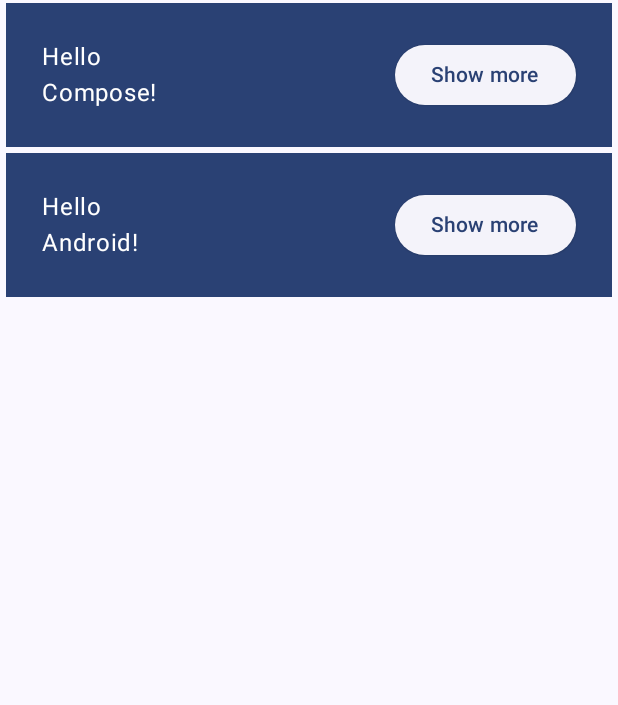
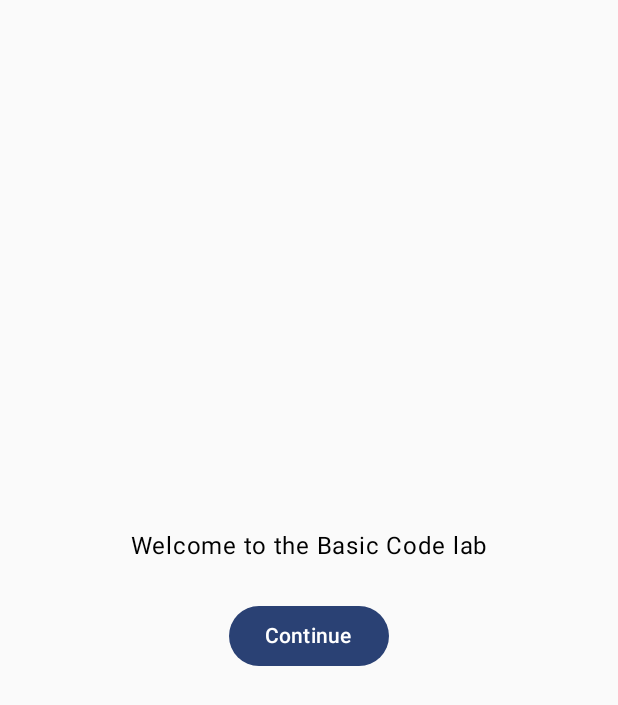
Before and after one commit to hamidrezafarahani/SecondComposeSampleApp, an Android app built with Jetpack Compose: the screen it shows after launch (MainActivity), on a phone screen of 412 x 824 dp. Shown: the top 705 px of the screen. Run offline under Robolectric (Android 15) with nearby library versions, the phone set to English and light mode, and no system bars.

Commit message:
state hoisting, add on boarding screen

```diff
--- /dev/null
+++ b/app/src/main/java/com/example/secondcomposesampleapp/AppScreen.kt
@@ -0,0 +1,73 @@
+package com.example.secondcomposesampleapp
+
+import androidx.compose.foundation.layout.Column
+import androidx.compose.foundation.layout.Row
+import androidx.compose.foundation.layout.padding
+import androidx.compose.material3.ElevatedButton
+import androidx.compose.material3.MaterialTheme
+import androidx.compose.material3.Surface
+import androidx.compose.material3.Text
+import androidx.compose.runtime.Composable
+import androidx.compose.runtime.getValue
+import androidx.compose.runtime.mutableStateOf
+import androidx.compose.runtime.saveable.rememberSaveable
+import androidx.compose.runtime.setValue
+import androidx.compose.ui.Modifier
+import androidx.compose.ui.unit.dp
+
+@Composable
+fun Greeting(name: String, modifier: Modifier = Modifier) {
+    var expanded by rememberSaveable {
+        mutableStateOf(false)
+    }
+    val extraPadding = if (expanded) 48.dp else 0.dp
+    Surface(
+        color = MaterialTheme.colorScheme.primary,
+        modifier = modifier.padding(vertical = 2.dp, horizontal = 4.dp)
+    ) {
+        Row(modifier = modifier.padding(24.dp)) {
+            Column(
+                modifier = modifier
+                    .weight(1f)
+                    .padding(extraPadding)
+            ) {
+                Text(text = "Hello")
+                Text(
+                    text = "$name!",
+                )
+            }
+            ElevatedButton(onClick = { expanded = !expanded }) {
+                Text(text = if (expanded) "Show less" else "Show more")
+            }
+        }
+
+    }
+}
+
+@Composable
+fun GreetingScreen(modifier: Modifier = Modifier, names: List<String> = listOf("Compose", "Android")) {
+    Surface(
+        modifier = modifier,
+        color = MaterialTheme.colorScheme.background
+    ) {
+        Column {
+            for (name in names) {
+                Greeting(name = name)
+            }
+        }
+    }
+}
+
+@Composable
+fun AppScreen() {
+    var shouldShowOnBoarding by rememberSaveable {
+        mutableStateOf(true)
+    }
+    if (shouldShowOnBoarding) {
+        OnBoardingScreen {
+            shouldShowOnBoarding = false
+        }
+    } else {
+        GreetingScreen()
+    }
+}
--- a/app/src/main/java/com/example/secondcomposesampleapp/MainActivity.kt
+++ b/app/src/main/java/com/example/secondcomposesampleapp/MainActivity.kt
@@ -4,22 +4,8 @@ import android.content.res.Configuration
 import android.os.Bundle
 import androidx.activity.ComponentActivity
 import androidx.activity.compose.setContent
-import androidx.compose.foundation.layout.Column
-import androidx.compose.foundation.layout.Row
-import androidx.compose.foundation.layout.fillMaxSize
-import androidx.compose.foundation.layout.padding
-import androidx.compose.material3.ElevatedButton
-import androidx.compose.material3.MaterialTheme
-import androidx.compose.material3.Surface
-import androidx.compose.material3.Text
 import androidx.compose.runtime.Composable
-import androidx.compose.runtime.getValue
-import androidx.compose.runtime.mutableStateOf
-import androidx.compose.runtime.saveable.rememberSaveable
-import androidx.compose.runtime.setValue
-import androidx.compose.ui.Modifier
 import androidx.compose.ui.tooling.preview.Preview
-import androidx.compose.ui.unit.dp
 import com.example.secondcomposesampleapp.ui.theme.SecondComposeSampleAppTheme
 
 class MainActivity : ComponentActivity() {
@@ -27,48 +13,7 @@ class MainActivity : ComponentActivity() {
         super.onCreate(savedInstanceState)
         setContent {
             SecondComposeSampleAppTheme {
-                App(modifier = Modifier.fillMaxSize())
-            }
-        }
-    }
-}
-
-@Composable
-fun Greeting(name: String, modifier: Modifier = Modifier) {
-    var expanded by rememberSaveable {
-        mutableStateOf(false)
-    }
-    val extraPadding = if (expanded) 48.dp else 0.dp
-    Surface(
-        color = MaterialTheme.colorScheme.primary,
-        modifier = modifier.padding(vertical = 2.dp, horizontal = 4.dp)
-    ) {
-        Row(modifier = modifier.padding(24.dp)) {
-            Column(
-                modifier = modifier.weight(1f).padding(extraPadding)
-            ) {
-                Text(text = "Hello")
-                Text(
-                    text = "$name!",
-                )
-            }
-            ElevatedButton(onClick = { expanded = !expanded }) {
-                Text(text = if (expanded) "Show less" else "Show more")
-            }
-        }
-
-    }
-}
-
-@Composable
-fun App(modifier: Modifier = Modifier, names: List<String> = listOf("Compose", "Android")) {
-    Surface(
-        modifier = modifier,
-        color = MaterialTheme.colorScheme.background
-    ) {
-        Column {
-            for (name in names) {
-                Greeting(name = name)
+                AppScreen()
             }
         }
     }
@@ -79,6 +24,6 @@ fun App(modifier: Modifier = Modifier, names: List<String> = listOf("Compose", "
 @Composable
 fun GreetingPreview() {
     SecondComposeSampleAppTheme {
-        App()
+        AppScreen()
     }
 }
--- /dev/null
+++ b/app/src/main/java/com/example/secondcomposesampleapp/OnBoardingScreen.kt
@@ -0,0 +1,44 @@
+package com.example.secondcomposesampleapp
+
+import android.content.res.Configuration
+import androidx.compose.foundation.layout.Arrangement
+import androidx.compose.foundation.layout.Column
+import androidx.compose.foundation.layout.fillMaxSize
+import androidx.compose.foundation.layout.padding
+import androidx.compose.material3.Button
+import androidx.compose.material3.Text
+import androidx.compose.runtime.Composable
+import androidx.compose.ui.Alignment
+import androidx.compose.ui.Modifier
+import androidx.compose.ui.tooling.preview.Preview
+import androidx.compose.ui.unit.dp
+import com.example.secondcomposesampleapp.ui.theme.SecondComposeSampleAppTheme
+
+@Composable
+fun OnBoardingScreen(
+    modifier: Modifier = Modifier,
+    onContinueClick: () -> Unit = {}
+) {
+    Column(
+        modifier = modifier.fillMaxSize(),
+        verticalArrangement = Arrangement.Center,
+        horizontalAlignment = Alignment.CenterHorizontally
+    ) {
+        Text(text = "Welcome to the Basic Code lab")
+        Button(
+            modifier = modifier.padding(vertical = 24.dp),
+            onClick = onContinueClick
+        ) {
+            Text(text = "Continue")
+        }
+    }
+}
+
+@Preview("Light Mode", showBackground = true)
+@Preview("Dark Mode", showBackground = true, uiMode = Configuration.UI_MODE_NIGHT_YES)
+@Composable
+fun OnBoardingScreenPreview() {
+    SecondComposeSampleAppTheme {
+        OnBoardingScreen()
+    }
+}
```
